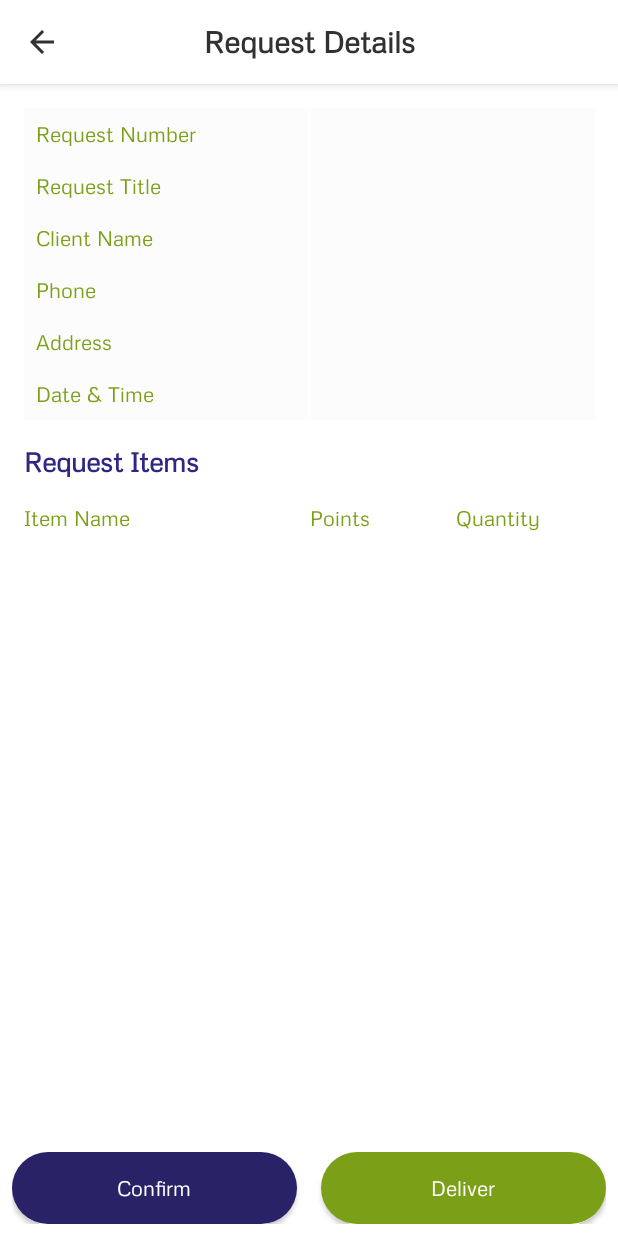
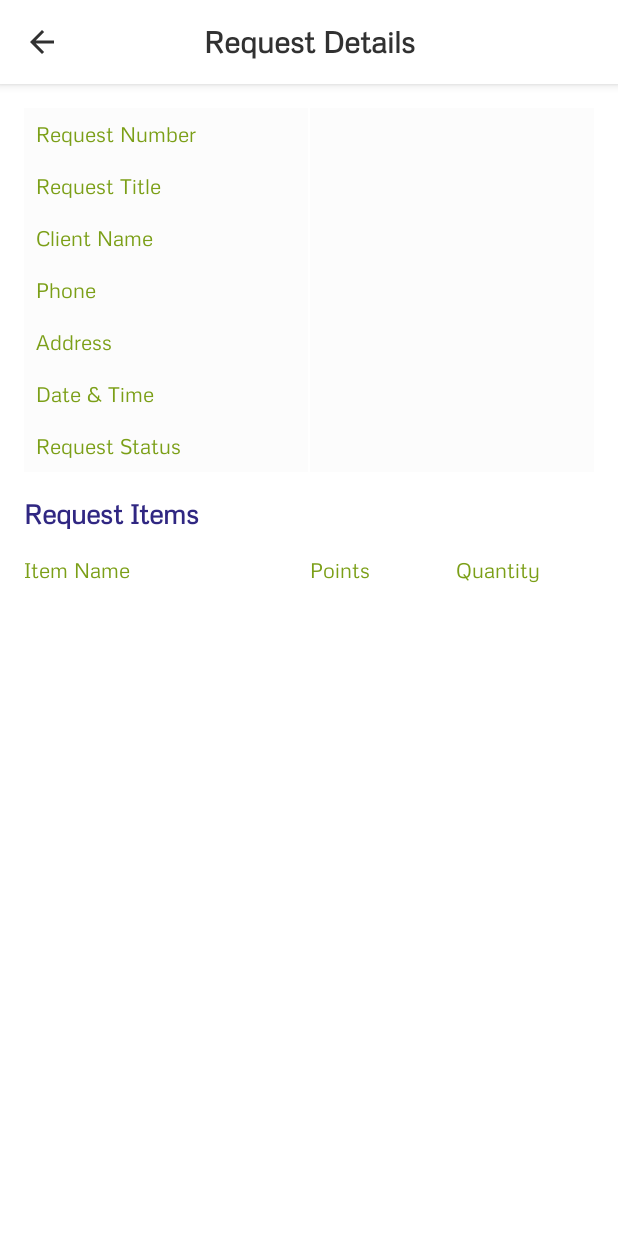
Before and after one commit to hanansabry/CollectAndRecycle, an Android app: the OrganizationRequestDetailsActivity screen opened directly, with no data from a screen before it, on a phone screen of 412 x 824 dp. Run offline under Robolectric (Android 15) with nearby library versions, the phone set to English and light mode, and no system bars; our stand-ins replace Dagger/Hilt's generated code, Firebase (no records; nobody signed in at launch, a user with empty details on screens opened directly), RxJava, data binding; 1 statement that could not run was skipped.

Commit message:
set confirm and deliver actions

```diff
--- a/app/src/main/java/com/app/collectandrecycle/data/DatabaseRepository.java
+++ b/app/src/main/java/com/app/collectandrecycle/data/DatabaseRepository.java
@@ -8,7 +8,6 @@ import java.util.List;
 import javax.inject.Inject;
 
 import androidx.core.util.Pair;
-import io.reactivex.Completable;
 import io.reactivex.Observable;
 import io.reactivex.Single;
 
@@ -89,4 +88,8 @@ public class DatabaseRepository {
     public Single<Pair<Request, Client>> retrieveRequestDetails(String requestId) {
         return firebaseDataSource.retrieveRequestDetails(requestId);
     }
+
+    public Single<Boolean> setRequestStatus(Request request, String status) {
+        return firebaseDataSource.setRequestStatus(request, status);
+    }
 }
--- a/app/src/main/java/com/app/collectandrecycle/data/models/Request.java
+++ b/app/src/main/java/com/app/collectandrecycle/data/models/Request.java
@@ -135,6 +135,6 @@ public class Request implements Parcelable {
     }
 
     public enum RequestStatus {
-        New, Pending, Delivered
+        New, Confirmed, Delivered
     }
 }
--- a/app/src/main/java/com/app/collectandrecycle/presentation/client/ClientHomeActivity.java
+++ b/app/src/main/java/com/app/collectandrecycle/presentation/client/ClientHomeActivity.java
@@ -37,7 +37,7 @@ public class ClientHomeActivity extends BaseActivity implements RequestsAdapter.
         super.onCreate(savedInstanceState);
         RequestsViewModel requestsViewModel = new ViewModelProvider(getViewModelStore(), providerFactory).get(RequestsViewModel.class);
         requestsViewModel.retrieveClientRequests(sessionManager.getFirebaseId());
-        requestsViewModel.getRequestsViewModel().observe(this, this::populateRequestsRecyclerView);
+        requestsViewModel.getRequestsLiveData().observe(this, this::populateRequestsRecyclerView);
 
         requestsViewModel.getErrorState().observe(this, error -> {
             Toast.makeText(this, error, Toast.LENGTH_SHORT).show();
--- a/app/src/main/java/com/app/collectandrecycle/presentation/organization/OrganizationRequestsActivity.java
+++ b/app/src/main/java/com/app/collectandrecycle/presentation/organization/OrganizationRequestsActivity.java
@@ -36,7 +36,7 @@ public class OrganizationRequestsActivity extends BaseActivity implements Reques
         super.onCreate(savedInstanceState);
         RequestsViewModel requestsViewModel = new ViewModelProvider(getViewModelStore(), providerFactory).get(RequestsViewModel.class);
         requestsViewModel.retrieveOrganizationRequests(sessionManager.getFirebaseId());
-        requestsViewModel.getRequestsViewModel().observe(this, this::populateRequestsRecyclerView);
+        requestsViewModel.getRequestsLiveData().observe(this, this::populateRequestsRecyclerView);
 
         requestsViewModel.getErrorState().observe(this, error -> {
             Toast.makeText(this, error, Toast.LENGTH_SHORT).show();
--- a/app/src/main/java/com/app/collectandrecycle/presentation/requesets/AddRequestDetailsActivity.java
+++ b/app/src/main/java/com/app/collectandrecycle/presentation/requesets/AddRequestDetailsActivity.java
@@ -56,7 +56,7 @@ public class AddRequestDetailsActivity extends BaseActivity {
         categoriesViewModel.getCategoriesLiveData().observe(this, this::populateCategoriesRecyclerView);
         categoriesViewModel.getItemsLiveData().observe(this, this::populateItemsRecyclerView);
 
-        requestsViewModel.getAddRequestStateViewModel().observe(this, success -> {
+        requestsViewModel.getAddRequestStateLiveData().observe(this, success -> {
             if (success) {
                 Toast.makeText(this, "Request is added successfully", Toast.LENGTH_SHORT).show();
                 setResult(RESULT_OK);
--- a/app/src/main/res/layout/activity_organization_request_details.xml
+++ b/app/src/main/res/layout/activity_organization_request_details.xml
@@ -247,6 +247,36 @@
 
             </LinearLayout>
 
+            <LinearLayout
+                android:layout_width="match_parent"
+                android:layout_height="wrap_content"
+                android:orientation="horizontal"
+                android:weightSum="2">
+
+                <TextView
+                    android:layout_width="0dp"
+                    android:layout_height="wrap_content"
+                    android:layout_weight="1"
+                    android:padding="8dp"
+                    android:text="@string/request_status"
+                    android:textColor="@color/colorAccent" />
+
+                <View
+                    android:layout_width="1dp"
+                    android:layout_height="match_parent"
+                    android:background="@color/white" />
+
+                <TextView
+                    android:layout_width="0dp"
+                    android:layout_height="wrap_content"
+                    android:layout_weight="1"
+                    android:padding="8dp"
+                    android:textColor="@color/colorPrimary"
+                    android:text="@{request.status}"
+                    tools:text="New" />
+
+            </LinearLayout>
+
         </LinearLayout>
 
         <TextView
@@ -322,26 +352,30 @@
             app:layout_constraintBottom_toBottomOf="parent">
 
             <Button
+                android:id="@+id/confirm_button"
                 android:layout_width="0dp"
                 android:layout_height="wrap_content"
-                android:layout_marginEnd="8dp"
+                android:layout_marginEnd="4dp"
                 android:layout_weight="1"
                 android:background="@drawable/cornered_primary_bg"
                 android:onClick="onConfirmClicked"
                 android:text="@string/confirm"
                 android:textAllCaps="false"
-                android:textColor="@color/white" />
+                android:textColor="@color/white"
+                android:visibility="gone"/>
 
             <Button
+                android:id="@+id/deliver_button"
                 android:layout_width="0dp"
                 android:layout_height="wrap_content"
-                android:layout_marginStart="8dp"
+                android:layout_marginStart="4dp"
                 android:layout_weight="1"
                 android:background="@drawable/cornered_accent_bg"
                 android:onClick="onDeliverClicked"
                 android:text="@string/deliver"
                 android:textAllCaps="false"
-                android:textColor="@color/white" />
+                android:textColor="@color/white"
+                android:visibility="gone"/>
 
         </LinearLayout>
 
--- a/app/src/main/res/values/strings.xml
+++ b/app/src/main/res/values/strings.xml
@@ -64,4 +64,5 @@
     <string name="request_items">Request Items</string>
     <string name="confirm">Confirm</string>
     <string name="deliver">Deliver</string>
+    <string name="request_status">Request Status</string>
 </resources>
```
Also changed, not shown: app/src/main/java/com/app/collectandrecycle/datasource/FirebaseDataSource.java (+43 -0 lines), app/src/main/java/com/app/collectandrecycle/presentation/organization/OrganizationRequestDetailsActivity.java (+33 -8 lines), app/src/main/java/com/app/collectandrecycle/presentation/requesets/RequestsViewModel.java (+36 -11 lines), app/src/main/java/com/app/collectandrecycle/utils/BindingAdaptersUtils.java (+28 -0 lines).
